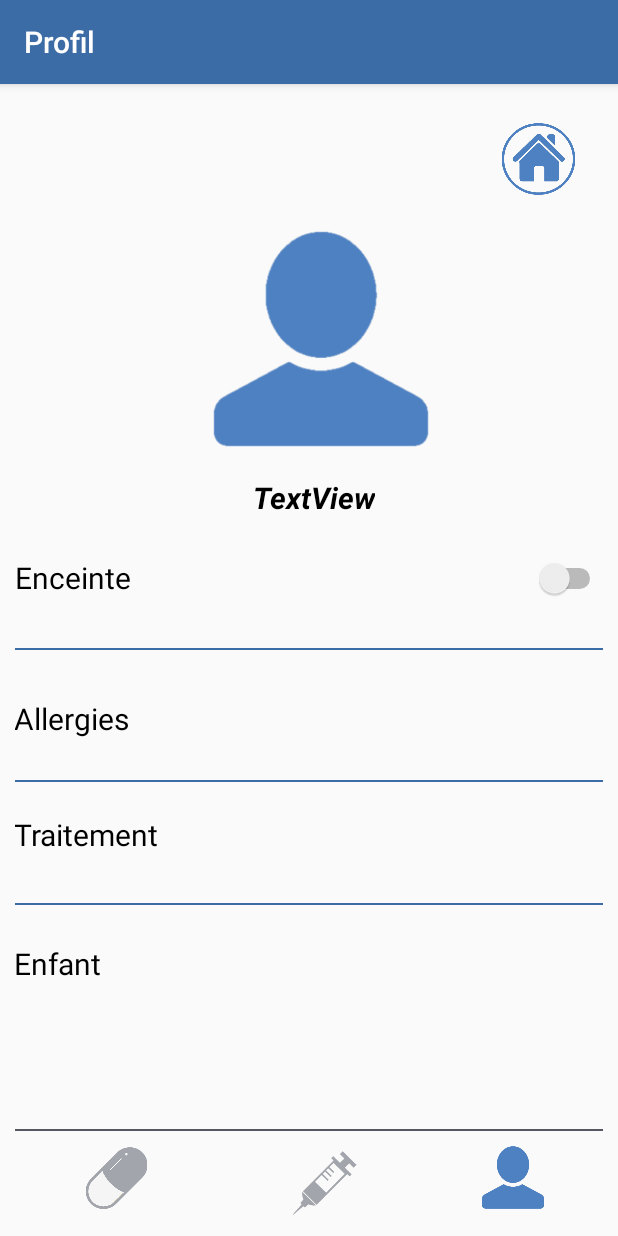
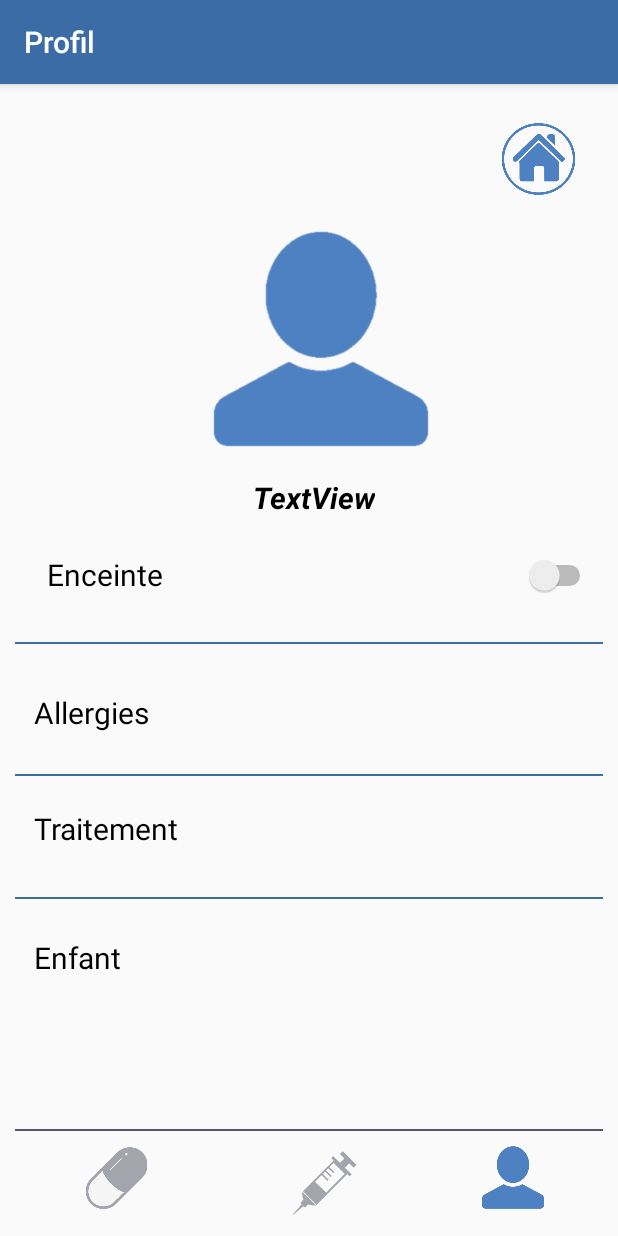
Before and after one commit to BENHDACH/Grim2, an Android app: the ProfilActivity screen opened directly, with no data from a screen before it, on a phone screen of 412 x 824 dp. Run offline under Robolectric (Android 15) with nearby library versions, the phone set to English and light mode, and no system bars; Roboto replaces fonts that are not available here.

Commit message:
modif profil OK

```diff
--- a/app/src/main/res/layout/activity_profil.xml
+++ b/app/src/main/res/layout/activity_profil.xml
@@ -105,8 +105,9 @@
 
     <Switch
         android:id="@+id/enc"
-        android:layout_width="394dp"
-        android:layout_height="48dp"
+        android:layout_width="366dp"
+        android:layout_height="44dp"
+        android:layout_marginStart="16dp"
         android:layout_marginTop="16dp"
         android:text="Enceinte"
         android:textSize="20sp"
@@ -118,6 +119,7 @@
         android:id="@+id/allergies"
         android:layout_width="409dp"
         android:layout_height="33dp"
+        android:layout_marginStart="16dp"
         android:layout_marginTop="56dp"
         android:text="Allergies"
         android:textColor="@color/black"
@@ -165,6 +167,7 @@
         android:id="@+id/usual"
         android:layout_width="409dp"
         android:layout_height="34dp"
+        android:layout_marginStart="16dp"
         android:layout_marginTop="44dp"
         android:text="Traitement"
         android:textColor="@color/black"
@@ -178,6 +181,7 @@
         android:id="@+id/child"
         android:layout_width="409dp"
         android:layout_height="34dp"
+        android:layout_marginStart="16dp"
         android:layout_marginTop="52dp"
         android:text="Enfant"
         android:textColor="@color/black"
```
